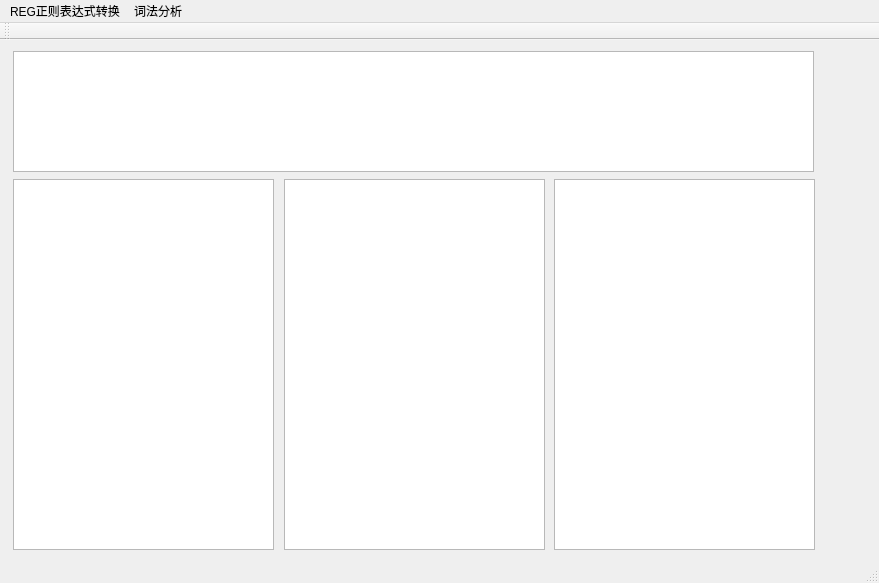
Qt form REG_interface.ui (hutao99/compiler) before a commit.
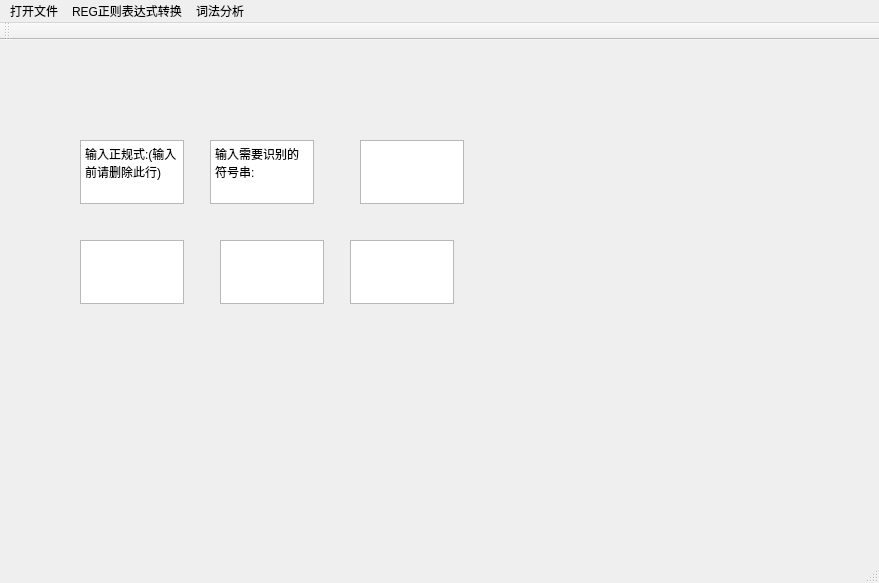
The same form after that commit.

Commit message: 谭舟行  REG 页面优化

Diff of the .ui file:
```diff
--- a/REG_interface.ui
+++ b/REG_interface.ui
@@ -14,81 +14,71 @@
    <string>MainWindow</string>
   </property>
   <widget class="QWidget" name="centralwidget">
-   <widget class="QWidget" name="layoutWidget">
+   <widget class="QPlainTextEdit" name="plainTextEdit">
     <property name="geometry">
      <rect>
-      <x>11</x>
-      <y>10</y>
-      <width>811</width>
-      <height>501</height>
+      <x>80</x>
+      <y>100</y>
+      <width>104</width>
+      <height>64</height>
      </rect>
     </property>
-    <layout class="QGridLayout" name="gridLayout">
-     <item row="0" column="0" colspan="3">
-      <widget class="QPlainTextEdit" name="plainTextEdit">
-       <property name="minimumSize">
-        <size>
-         <width>801</width>
-         <height>121</height>
-        </size>
-       </property>
-       <property name="maximumSize">
-        <size>
-         <width>801</width>
-         <height>121</height>
-        </size>
-       </property>
-      </widget>
-     </item>
-     <item row="1" column="0">
-      <widget class="QPlainTextEdit" name="plainTextEdit_2">
-       <property name="minimumSize">
-        <size>
-         <width>261</width>
-         <height>371</height>
-        </size>
-       </property>
-       <property name="maximumSize">
-        <size>
-         <width>261</width>
-         <height>371</height>
-        </size>
-       </property>
-      </widget>
-     </item>
-     <item row="1" column="1">
-      <widget class="QPlainTextEdit" name="plainTextEdit_3">
-       <property name="minimumSize">
-        <size>
-         <width>261</width>
-         <height>371</height>
-        </size>
-       </property>
-       <property name="maximumSize">
-        <size>
-         <width>261</width>
-         <height>371</height>
-        </size>
-       </property>
-      </widget>
-     </item>
-     <item row="1" column="2">
-      <widget class="QPlainTextEdit" name="plainTextEdit_4">
-       <property name="minimumSize">
-        <size>
-         <width>261</width>
-         <height>371</height>
-        </size>
-       </property>
-       <property name="maximumSize">
-        <size>
-         <width>261</width>
-         <height>371</height>
-        </size>
-       </property>
-      </widget>
-     </item>
-    </layout>
+    <property name="plainText">
+     <string>输入正规式:(输入前请删除此行)</string>
+    </property>
+   </widget>
+   <widget class="QPlainTextEdit" name="plainTextEdit_2">
+    <property name="geometry">
+     <rect>
+      <x>210</x>
+      <y>100</y>
+      <width>104</width>
+      <height>64</height>
+     </rect>
+    </property>
+    <property name="plainText">
+     <string>输入需要识别的符号串:</string>
+    </property>
+   </widget>
+   <widget class="QPlainTextEdit" name="plainTextEdit_3">
+    <property name="geometry">
+     <rect>
+      <x>360</x>
+      <y>100</y>
+      <width>104</width>
+      <height>64</height>
+     </rect>
+    </property>
+   </widget>
+   <widget class="QTextEdit" name="textEdit">
+    <property name="geometry">
+     <rect>
+      <x>80</x>
+      <y>200</y>
+      <width>104</width>
+      <height>64</height>
+     </rect>
+    </property>
+   </widget>
+   <widget class="QTextEdit" name="textEdit_2">
+    <property name="geometry">
+     <rect>
+      <x>220</x>
+      <y>200</y>
+      <width>104</width>
+      <height>64</height>
+     </rect>
+    </property>
+   </widget>
+   <widget class="QTextEdit" name="textEdit_3">
+    <property name="geometry">
+     <rect>
+      <x>350</x>
+      <y>200</y>
+      <width>104</width>
+      <height>64</height>
+     </rect>
+    </property>
    </widget>
   </widget>
   <widget class="QMenuBar" name="menubar">
@@ -102,7 +92,7 @@
    </property>
    <widget class="QMenu" name="menu_F">
     <property name="title">
-     <string>REG正则表达式转换</string>
+     <string>打开文件</string>
     </property>
     <addaction name="action_NFA"/>
     <addaction name="actionNFA_DFA"/>
@@ -111,12 +101,22 @@
    </widget>
    <widget class="QMenu" name="menu_E">
     <property name="title">
-     <string>词法分析</string>
+     <string>REG正则表达式转换</string>
     </property>
     <addaction name="action_6"/>
+    <addaction name="actionNFA_DFA_2"/>
+    <addaction name="actionDFA_MFA_2"/>
+    <addaction name="action_8"/>
+   </widget>
+   <widget class="QMenu" name="menu">
+    <property name="title">
+     <string>词法分析</string>
+    </property>
+    <addaction name="action_9"/>
    </widget>
    <addaction name="menu_F"/>
    <addaction name="menu_E"/>
+   <addaction name="menu"/>
   </widget>
   <widget class="QStatusBar" name="statusbar"/>
   <widget class="QToolBar" name="toolBar">
```
Left out of the diff: 25 changed lines with no effect on the pictures. The commit also changes 2 other files.
